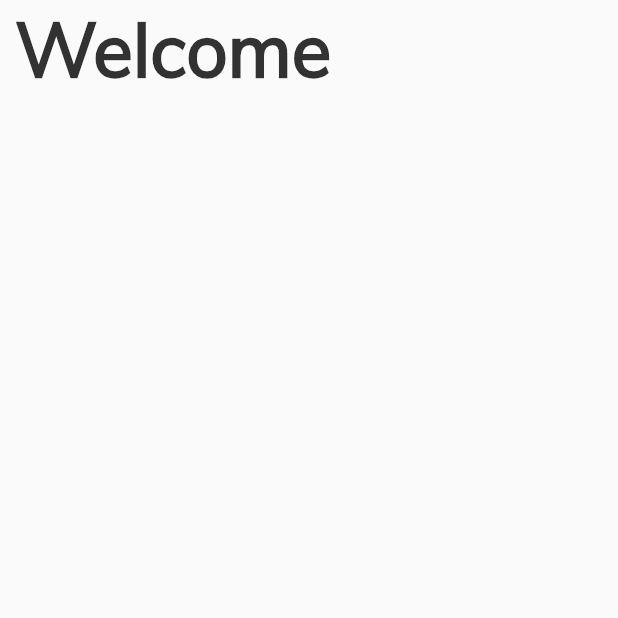
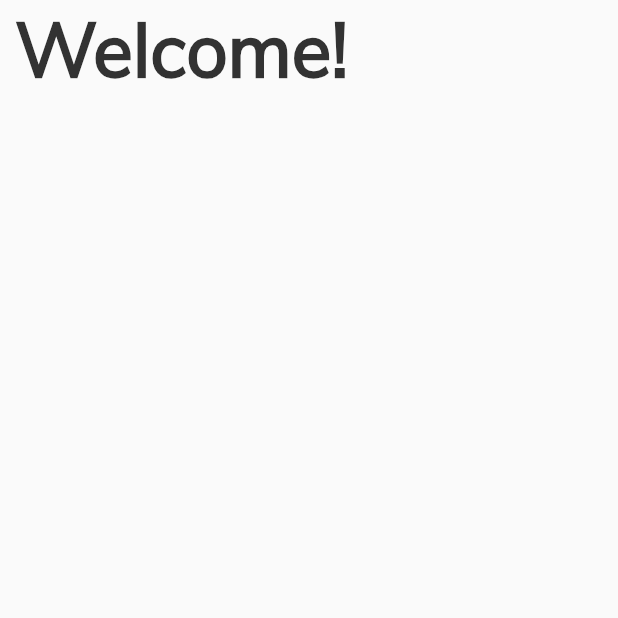
Before and after one commit to D-Coder135/crypto_application_project, a Flutter app: the screen it shows after launch, after a tap on the "arrow forward ios" icon, on a phone screen of 412 x 824 dp, the top half of it. Run offline on Flutter 3.47's test engine with Material 2 defaults, Android fonts, the phone set to English and light mode, and no system bars.

Commit message:
Update the text inside the Text() widget

```diff
--- a/lib/login_page.dart
+++ b/lib/login_page.dart
@@ -12,7 +12,7 @@ class LoginPage extends StatelessWidget {
                 alignment: Alignment.topLeft,
                 padding: EdgeInsets.only(left: 10.0),
                 child: Text(
-                  'Welcome',
+                  'Welcome!',
                   style: TextStyle(
                     color: Color(0xFF323232),
                     fontSize: 50.0,
```
